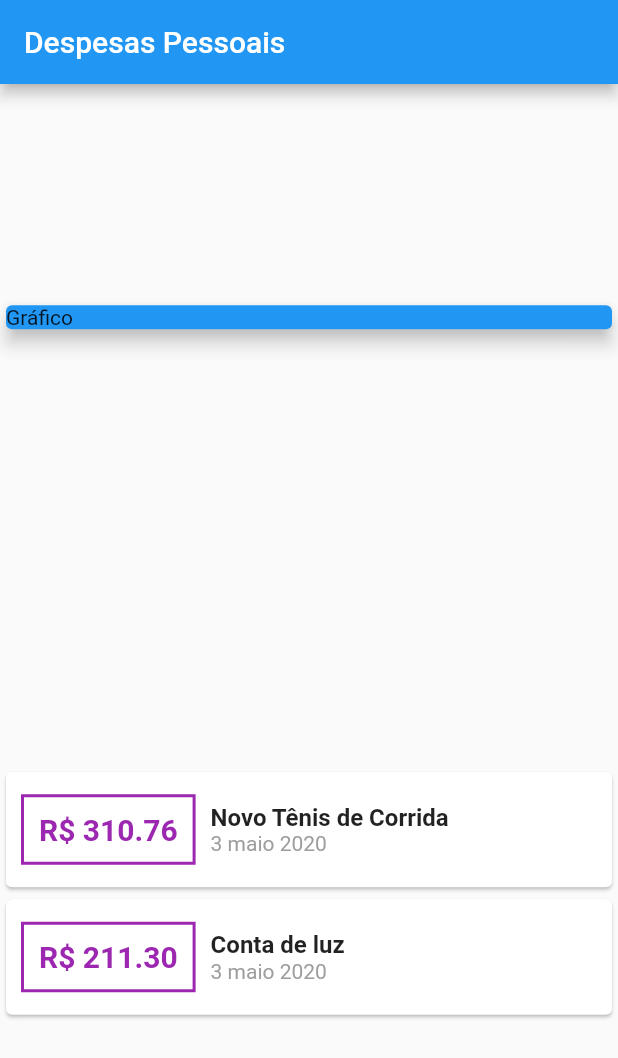
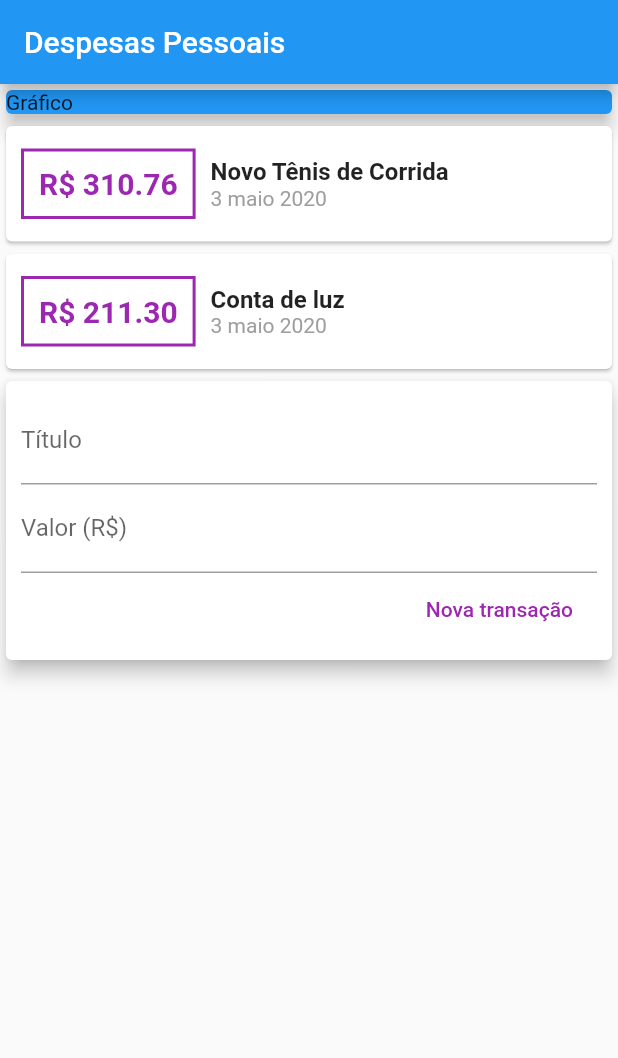
Before and after one commit to kendyosiro/curso_flutter-expenses, a Flutter app: the screen it shows after launch, on a phone screen of 412 x 824 dp. Shown: the top 1058 px of the screen. Run offline on Flutter 3.47's test engine with Material 2 defaults, Android fonts, the phone set to English and light mode, and no system bars.

Commit message:
cria formulario nova transacao dentro do main.dart

```diff
--- a/lib/main.dart
+++ b/lib/main.dart
@@ -8,7 +8,6 @@ main() => runApp(ExpensesApp());
 class ExpensesApp extends StatelessWidget {
   @override
   Widget build(BuildContext context) {
-
     return MaterialApp(
       localizationsDelegates: [
         GlobalMaterialLocalizations.delegate,
@@ -43,7 +42,6 @@ class MyHomePage extends StatelessWidget {
         title: Text('Despesas Pessoais'),
       ),
       body: Column(
-        mainAxisAlignment: MainAxisAlignment.spaceAround,
         crossAxisAlignment: CrossAxisAlignment.stretch,
         children: <Widget>[
           Container(
@@ -103,6 +101,36 @@ class MyHomePage extends StatelessWidget {
               );
             }).toList(),
           ),
+          Card(
+            elevation: 5,
+            child: Padding(
+              padding: const EdgeInsets.all(10),
+              child: Column(
+                children: <Widget>[
+                  TextField(
+                    decoration: InputDecoration(
+                      labelText: 'Título',
+                    ),
+                  ),
+                  TextField(
+                    decoration: InputDecoration(
+                      labelText: 'Valor (R\$)',
+                    ),
+                  ),
+                  Row(
+                    mainAxisAlignment: MainAxisAlignment.end,
+                    children: <Widget>[
+                      FlatButton(
+                        child: Text('Nova transação'),
+                        textColor: Colors.purple,
+                        onPressed: () {},
+                      ),
+                    ],
+                  ),
+                ],
+              ),
+            ),
+          ),
         ],
       ),
     );
```
